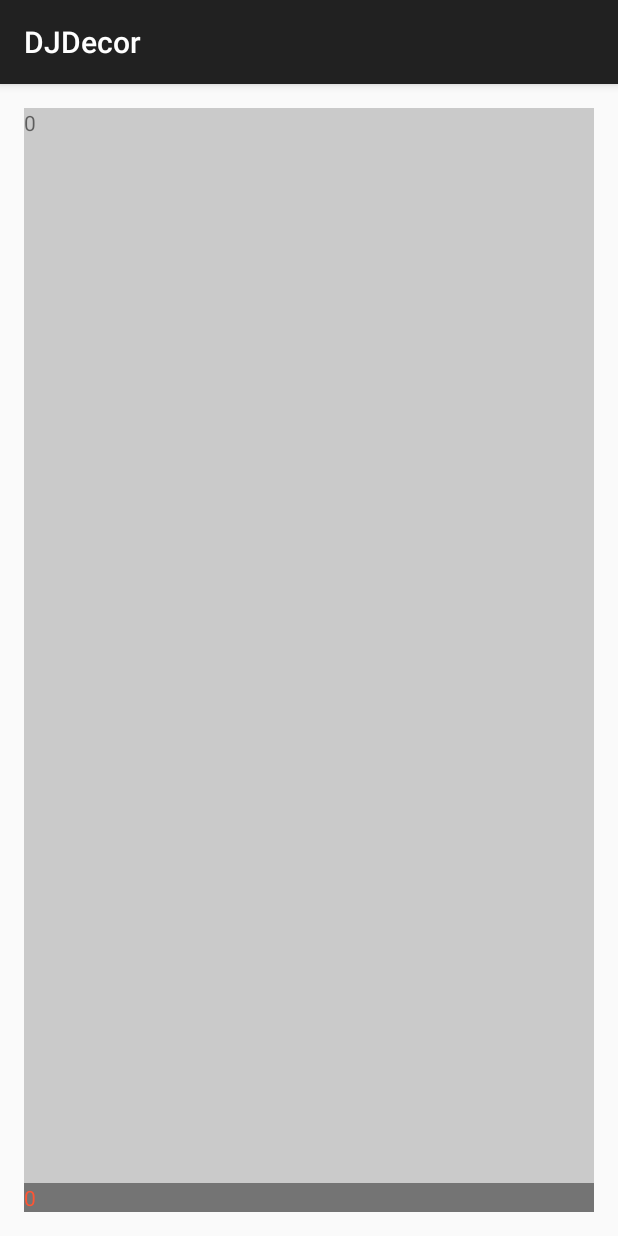
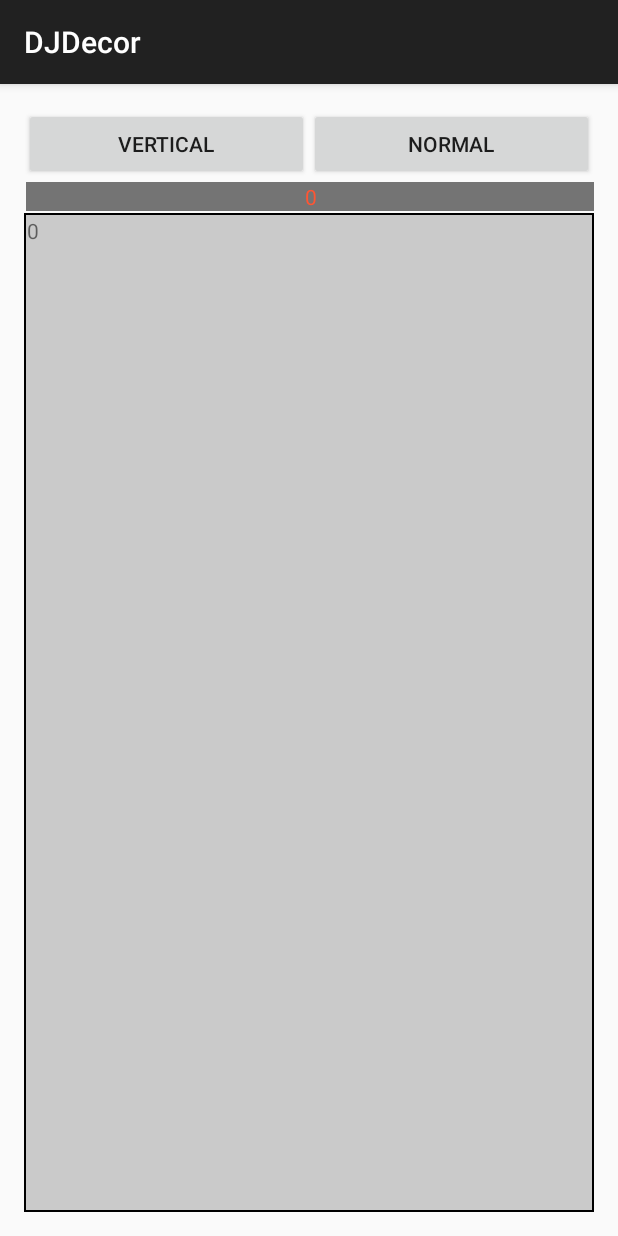
Before and after one commit to DarkJaguar91/DJDecor, an Android app: the screen it shows after launch (MainActivity), on a phone screen of 412 x 824 dp. Run offline under Robolectric (Android 15) with nearby library versions, the phone set to English and light mode, and no system bars; our stand-ins replace ButterKnife.

Commit message:
* Added ability to clear cache * upgraded sample app to show all layout possibilities

```diff
--- a/app/build.gradle
+++ b/app/build.gradle
@@ -31,5 +31,5 @@ dependencies {
     compile project(':dj-decor')
     compile 'com.android.support:recyclerview-v7:22.2.0'
     compile 'com.jakewharton:butterknife:6.1.0'
-//    compile 'com.darkjaguar:dj-decor:0.1.0'
+//    compile 'com.darkjaguar:dj-decor:0.2.0'
 }
--- a/app/src/main/java/com/darkjaguar/djdecor/MainActivity.java
+++ b/app/src/main/java/com/darkjaguar/djdecor/MainActivity.java
@@ -4,17 +4,26 @@ import android.support.v7.app.AppCompatActivity;
 import android.os.Bundle;
 import android.support.v7.widget.LinearLayoutManager;
 import android.support.v7.widget.RecyclerView;
+import android.widget.Button;
 import android.widget.LinearLayout;
 
 import com.darkjaguar.dj_decor.header.DJHeaderDecor;
 
 import butterknife.ButterKnife;
 import butterknife.InjectView;
+import butterknife.OnClick;
 
 public class MainActivity extends AppCompatActivity {
 
     @InjectView(R.id.recycler)
     protected RecyclerView recyclerView;
+    @InjectView(R.id.orientation_button)
+    Button btnOrient;
+    @InjectView(R.id.direction_button)
+    Button btnDirect;
+    private LinearLayoutManager layoutManager;
+    private DJHeaderDecor djHeaderDecor;
+    private SimpleAdapter adapter;
 
     @Override
     protected void onCreate(Bundle savedInstanceState) {
@@ -23,9 +32,29 @@ public class MainActivity extends AppCompatActivity {
 
         ButterKnife.inject(this);
 
-        recyclerView.setLayoutManager(new LinearLayoutManager(this, LinearLayout.VERTICAL, true));
-        SimpleAdapter adapter = new SimpleAdapter();
+        layoutManager = new LinearLayoutManager(this, LinearLayout.VERTICAL, false);
+        recyclerView.setLayoutManager(layoutManager);
+        adapter = new SimpleAdapter();
         recyclerView.setAdapter(adapter);
-        recyclerView.addItemDecoration(new DJHeaderDecor(adapter));
+        djHeaderDecor = new DJHeaderDecor(adapter);
+        recyclerView.addItemDecoration(djHeaderDecor);
+
+        btnOrient.setText("Vertical");
+        btnDirect.setText("Normal");
+    }
+
+    @OnClick(R.id.direction_button)
+    public void onDirectionChanged() {
+        btnDirect.setText(layoutManager.getReverseLayout() ? "Reversed" : "Normal");
+        layoutManager.setReverseLayout(!layoutManager.getReverseLayout());
+        adapter.notifyDataSetChanged();
+    }
+
+    @OnClick(R.id.orientation_button)
+    public void onOrientChanged() {
+        djHeaderDecor.clearCache();
+        btnOrient.setText(layoutManager.getOrientation() == RecyclerView.VERTICAL ? "Horizontal" : "Vertical");
+        layoutManager.setOrientation(layoutManager.getOrientation() == RecyclerView.VERTICAL ? LinearLayoutManager.HORIZONTAL : LinearLayoutManager.VERTICAL);
+        adapter.notifyDataSetChanged();
     }
 }
--- /dev/null
+++ b/app/src/main/res/drawable/shape_list_item_background.xml
@@ -0,0 +1,12 @@
+<?xml version="1.0" encoding="utf-8"?>
+<shape xmlns:android="http://schemas.android.com/apk/res/android">
+    <stroke
+        android:width="1dp"
+        android:color="#000000"
+        />
+
+    <padding android:bottom="2dp" android:left="2dp" android:right="2dp" android:top="2dp" />
+
+    <solid
+        android:color="#44444444" />
+</shape>
--- a/app/src/main/res/layout/activity_main.xml
+++ b/app/src/main/res/layout/activity_main.xml
@@ -5,8 +5,28 @@
     android:paddingTop="@dimen/activity_vertical_margin"
     android:paddingBottom="@dimen/activity_vertical_margin" tools:context=".MainActivity">
 
+    <LinearLayout
+        android:id="@+id/button_holder"
+        android:layout_width="match_parent"
+        android:layout_height="wrap_content">
+        <Button
+            android:id="@+id/orientation_button"
+            android:layout_weight="1"
+            android:layout_width="0dp"
+            android:layout_height="wrap_content"
+            android:text="Orientation" />
+
+        <Button
+            android:id="@+id/direction_button"
+            android:layout_weight="1"
+            android:layout_width="0dp"
+            android:layout_height="wrap_content"
+            android:text="Direction" />
+    </LinearLayout>
+
     <android.support.v7.widget.RecyclerView
         android:id="@+id/recycler"
+        android:layout_below="@+id/button_holder"
         android:layout_width="match_parent"
         android:layout_height="match_parent" />
 
--- a/app/src/main/res/layout/header_item.xml
+++ b/app/src/main/res/layout/header_item.xml
@@ -2,13 +2,15 @@
 <RelativeLayout xmlns:android="http://schemas.android.com/apk/res/android"
     android:orientation="vertical" android:layout_width="match_parent"
     android:layout_height="match_parent"
-    android:background="#88000000">
+    android:background="#88000000"
+    android:layout_margin="1dp">
 
     <TextView
         android:id="@+id/text"
         android:layout_width="wrap_content"
         android:layout_height="wrap_content"
         android:layout_centerVertical="true"
+        android:layout_centerHorizontal="true"
         android:textColor="#FF5533"/>
 
 </RelativeLayout>
--- a/app/src/main/res/layout/list_item.xml
+++ b/app/src/main/res/layout/list_item.xml
@@ -2,7 +2,7 @@
 <LinearLayout xmlns:android="http://schemas.android.com/apk/res/android"
     android:orientation="vertical" android:layout_width="match_parent"
     android:layout_height="match_parent"
-    android:background="#44444444">
+    android:background="@drawable/shape_list_item_background" >
 
     <TextView
         android:id="@+id/text"
--- a/dj-decor/src/main/java/com/darkjaguar/dj_decor/header/DJHeaderCache.java
+++ b/dj-decor/src/main/java/com/darkjaguar/dj_decor/header/DJHeaderCache.java
@@ -42,6 +42,11 @@ public class DJHeaderCache implements DJHeaderProvider {
         return view;
     }
 
+    @Override
+    public void clear() {
+        this.headerCache.evictAll();
+    }
+
     private void correctViewSizes(View view, RecyclerView parent) {
         if (view.getLayoutParams() == null) {
             view.setLayoutParams(new ViewGroup.LayoutParams(
--- a/dj-decor/src/main/java/com/darkjaguar/dj_decor/header/DJHeaderDecor.java
+++ b/dj-decor/src/main/java/com/darkjaguar/dj_decor/header/DJHeaderDecor.java
@@ -37,7 +37,7 @@ public class DJHeaderDecor extends RecyclerView.ItemDecoration {
             Rect marginsForView = DJMarginCalculator.getMarginsForView(header);
 
             if (orientation == RecyclerView.VERTICAL) {
-                outRect.left = marginsForView.left;
+                outRect.left = 0;
                 int headerHeight = marginsForView.top + marginsForView.bottom + header.getHeight();
                 if (reversed) {
                     outRect.bottom = headerHeight;
@@ -45,7 +45,7 @@ public class DJHeaderDecor extends RecyclerView.ItemDecoration {
                     outRect.top = headerHeight;
                 }
             } else {
-                outRect.top = marginsForView.top;
+                outRect.top = 0;
                 int headerWidth = marginsForView.left + marginsForView.right + header.getWidth();
                 if (reversed) {
                     outRect.right = headerWidth;
@@ -84,4 +84,8 @@ public class DJHeaderDecor extends RecyclerView.ItemDecoration {
             }
         }
     }
+
+    public void clearCache() {
+        headerCache.clear();
+    }
 }
--- a/dj-decor/src/main/java/com/darkjaguar/dj_decor/header/interfaces/DJHeaderProvider.java
+++ b/dj-decor/src/main/java/com/darkjaguar/dj_decor/header/interfaces/DJHeaderProvider.java
@@ -6,4 +6,5 @@ import android.view.ViewGroup;
 
 public interface DJHeaderProvider {
     View getView(int position, RecyclerView parent);
+    void clear();
 }
```
Also changed, not shown: app/src/main/res/drawable/shape_header_item_background.xml (added, +11 -0 lines).
